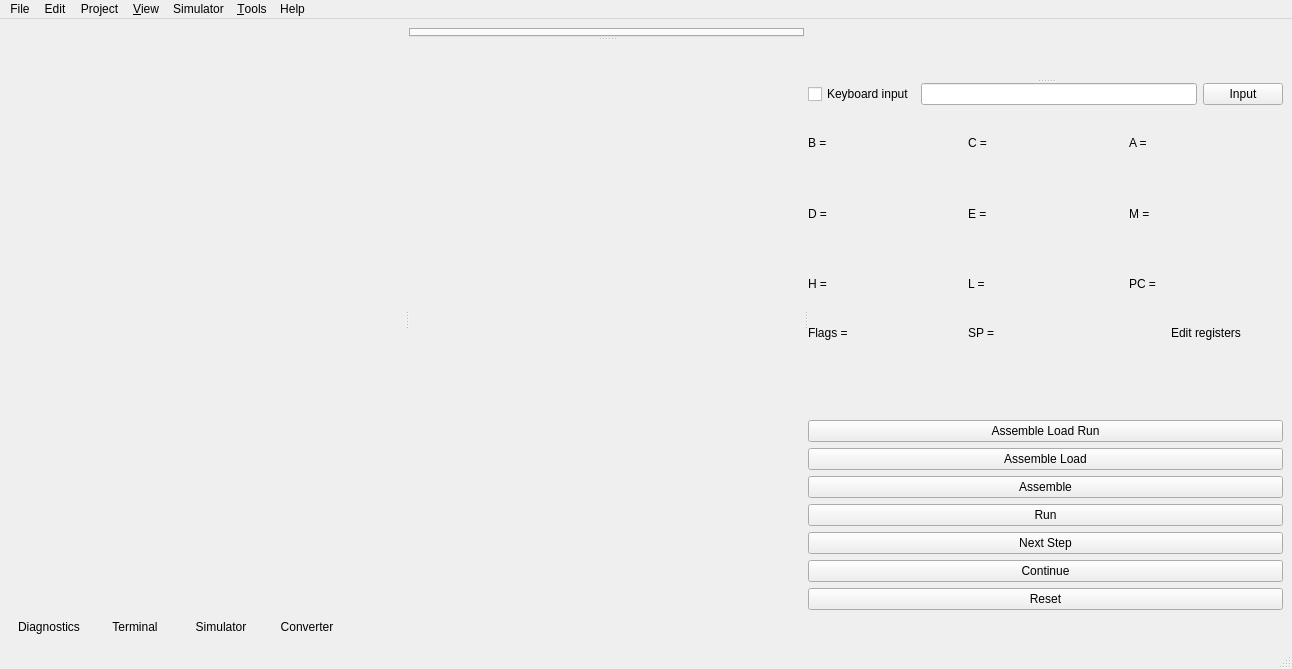
The window that src/mainwindow.ui (N1vn0vem8er/8080ide) describes before a commit, drawn with Qt 5.
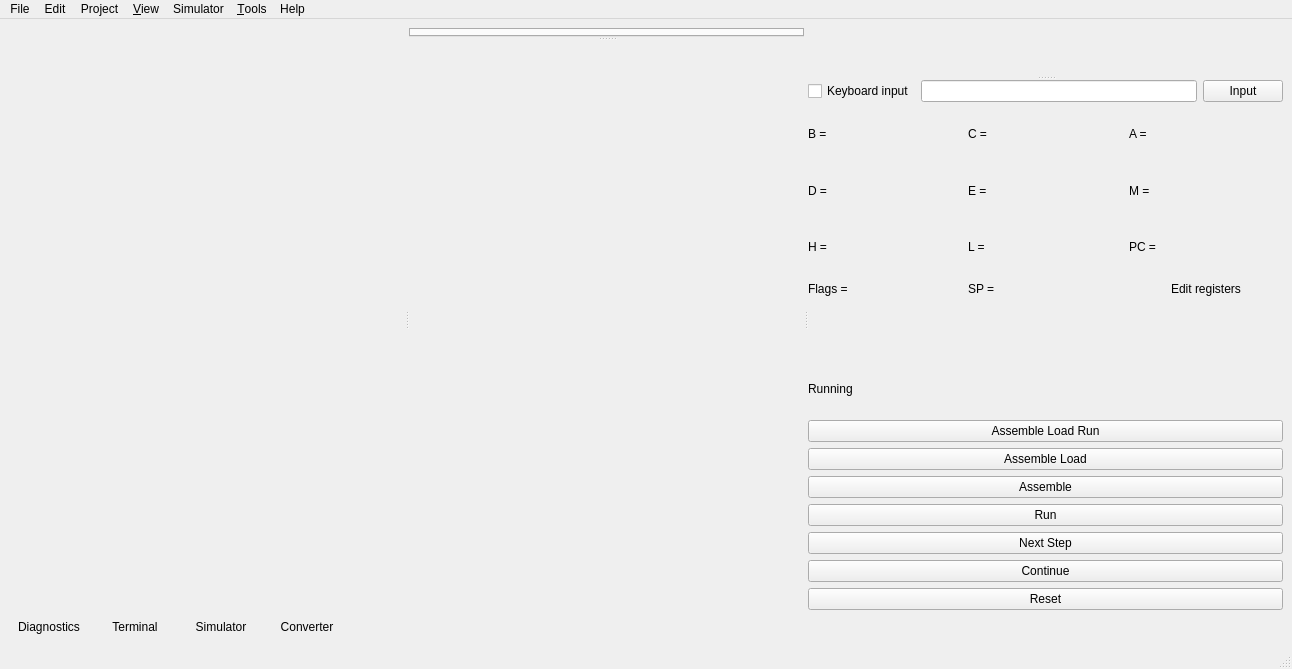
The same window after the commit. Icons and pictures are not drawn. Custom widgets are drawn as their Qt base class.

Commit message: Added label showing if sim is running

Diff of the .ui file:
```diff
--- a/src/mainwindow.ui
+++ b/src/mainwindow.ui
@@ -237,6 +237,13 @@
               <item>
                <widget class="RegistersEditor" name="registersEditor" native="true"/>
               </item>
+              <item>
+               <widget class="QLabel" name="runningLabel">
+                <property name="text">
+                 <string>Running</string>
+                </property>
+               </widget>
+              </item>
               <item>
                <widget class="QPushButton" name="clr_button">
                 <property name="text">
```
The commit also changes 5 other files.
